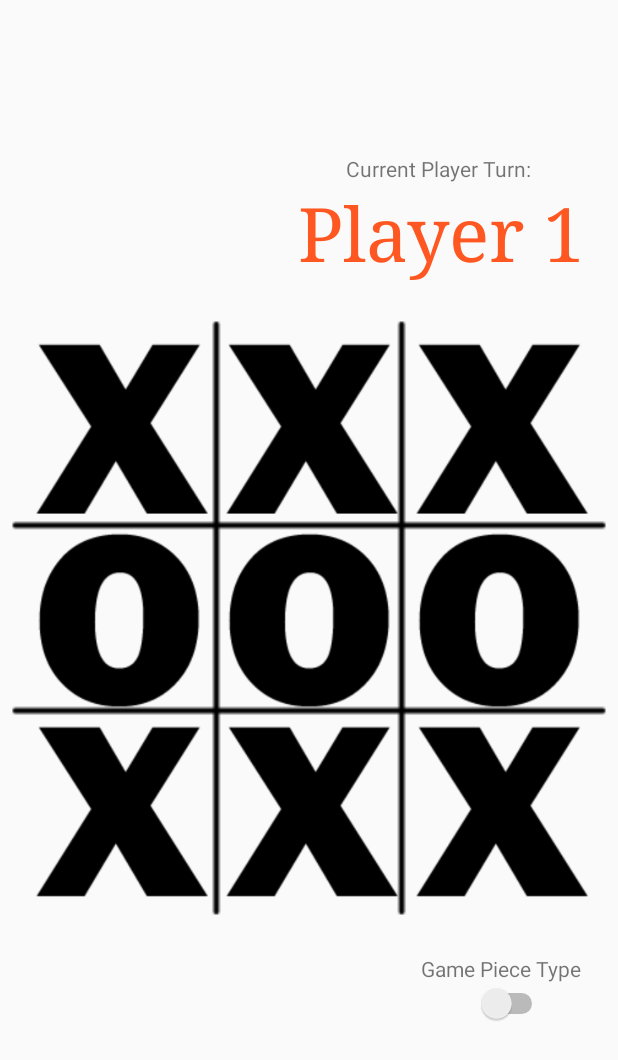
After one commit to dclaxton/4020-Assignment1, an Android app: the layout activity_play_wild.xml on its own in the app's theme, with its tools: preview values and no code run, on a phone screen of 412 x 824 dp. The commit adds this screen. Shown: the top 1060 px of the screen. Run offline under Robolectric (Android 15) with nearby library versions, the phone set to English and light mode, and no system bars.

Commit message:
Wild Card Tic-Tac-Toe started

```diff
--- a/app/src/main/AndroidManifest.xml
+++ b/app/src/main/AndroidManifest.xml
@@ -16,6 +16,7 @@
                 <category android:name="android.intent.category.LAUNCHER" />
             </intent-filter>
         </activity>
+        <activity android:name=".Wild"></activity>
     </application>
 
 </manifest>
--- a/app/src/main/java/csci/apsu/tictactoe/MainActivity.java
+++ b/app/src/main/java/csci/apsu/tictactoe/MainActivity.java
@@ -1,14 +1,33 @@
+/*
+    Authors: Daniel Davis, Dalton Claxton, Peyton White
+    Description: App that has 3 different "Versions" of Tic-Tac-Toe
+ */
+
 package csci.apsu.tictactoe;
 
 import androidx.appcompat.app.AppCompatActivity;
 
+import android.content.Intent;
 import android.os.Bundle;
+import android.view.View;
 
-public class MainActivity extends AppCompatActivity {
+public class MainActivity extends AppCompatActivity implements View.OnClickListener{
 
     @Override
     protected void onCreate(Bundle savedInstanceState) {
         super.onCreate(savedInstanceState);
         setContentView(R.layout.activity_main);
+
+        findViewById(R.id.play_wild_btn).setOnClickListener(this);
+
+    }
+
+
+    /* Let's Play WildCard Tic-Tac-Toe */
+    @Override
+    public void onClick(View view) {
+        if(view.getId() == R.id.play_wild_btn)
+            startActivity(new Intent(getApplicationContext(), Wild.class));
+        return;
     }
 }
--- a/app/src/main/res/layout/activity_main.xml
+++ b/app/src/main/res/layout/activity_main.xml
@@ -6,13 +6,12 @@
     android:layout_height="match_parent"
     tools:context=".MainActivity">
 
-    <TextView
+    <Button
+        android:id="@+id/play_wild_btn"
         android:layout_width="wrap_content"
         android:layout_height="wrap_content"
-        android:text="Hello World!"
+        android:text="Play Wild"
         app:layout_constraintBottom_toBottomOf="parent"
-        app:layout_constraintLeft_toLeftOf="parent"
-        app:layout_constraintRight_toRightOf="parent"
-        app:layout_constraintTop_toTopOf="parent" />
-
+        app:layout_constraintEnd_toEndOf="parent"
+        app:layout_constraintStart_toStartOf="parent" />
 </androidx.constraintlayout.widget.ConstraintLayout>
--- /dev/null
+++ b/app/src/main/res/layout/activity_play_wild.xml
@@ -0,0 +1,214 @@
+<?xml version="1.0" encoding="utf-8"?>
+<androidx.constraintlayout.widget.ConstraintLayout xmlns:android="http://schemas.android.com/apk/res/android"
+    xmlns:app="http://schemas.android.com/apk/res-auto"
+    xmlns:tools="http://schemas.android.com/tools"
+    android:orientation="vertical" android:layout_width="match_parent"
+    android:layout_height="match_parent">
+
+    <TextView
+        android:id="@+id/GameOverText"
+        android:layout_width="wrap_content"
+        android:layout_height="wrap_content"
+        android:text="Game"
+        android:textSize="75sp"
+        android:visibility="gone"
+        android:textColor="#ff0000"
+        app:layout_constraintBottom_toBottomOf="@+id/gridView"
+        app:layout_constraintEnd_toEndOf="parent"
+        app:layout_constraintStart_toStartOf="parent"
+        app:layout_constraintTop_toTopOf="@+id/gridView" />
+
+    <TextView
+        android:id="@+id/ResultsTextView"
+        android:layout_width="wrap_content"
+        android:layout_height="wrap_content"
+        android:text=""
+        android:textColor="#ff0000"
+        android:textSize="60sp"
+        android:visibility="gone"
+        app:layout_constraintBottom_toBottomOf="@+id/gridView"
+        app:layout_constraintEnd_toEndOf="parent"
+        app:layout_constraintStart_toStartOf="parent"
+        app:layout_constraintTop_toBottomOf="@+id/GameOverText" />
+
+    <Button
+        android:id="@+id/restartBtn"
+        android:layout_width="144dp"
+        android:layout_height="64dp"
+        android:text="Restart"
+        android:visibility="gone"
+        app:layout_constraintBottom_toBottomOf="parent"
+        app:layout_constraintEnd_toEndOf="parent"
+        app:layout_constraintHorizontal_bias="0.055"
+        app:layout_constraintStart_toStartOf="parent"
+        app:layout_constraintTop_toTopOf="parent"
+        app:layout_constraintVertical_bias="0.907" />
+
+    <ImageView
+        android:id="@+id/gridView"
+        android:layout_width="match_parent"
+        android:layout_height="match_parent"
+        app:layout_constraintBottom_toBottomOf="parent"
+        app:layout_constraintEnd_toEndOf="parent"
+        app:layout_constraintStart_toStartOf="parent"
+        app:layout_constraintTop_toTopOf="parent"
+        app:srcCompat="@drawable/grid3x3" />
+
+    <Button
+        android:id="@+id/menuBtn"
+        android:layout_width="144dp"
+        android:layout_height="64dp"
+        android:text="Main Menu"
+        android:visibility="gone"
+        app:layout_constraintBottom_toBottomOf="parent"
+        app:layout_constraintEnd_toEndOf="parent"
+        app:layout_constraintHorizontal_bias="0.913"
+        app:layout_constraintStart_toStartOf="parent"
+        app:layout_constraintTop_toTopOf="parent"
+        app:layout_constraintVertical_bias="0.907" />
+
+    <LinearLayout
+        android:id="@+id/linearLayout"
+        android:layout_width="380dp"
+        android:layout_height="385dp"
+        android:orientation="vertical"
+        app:layout_constraintBottom_toBottomOf="@+id/gridView"
+        app:layout_constraintEnd_toEndOf="parent"
+        app:layout_constraintStart_toStartOf="parent"
+        app:layout_constraintTop_toTopOf="parent">
+
+        <LinearLayout
+            android:layout_width="match_parent"
+            android:layout_height="131dp"
+            android:orientation="horizontal">
+
+            <ImageView
+                android:id="@+id/imageView1"
+                android:layout_width="wrap_content"
+                android:layout_height="match_parent"
+                android:layout_weight="1"
+                app:srcCompat="@drawable/piece_x" />
+
+            <ImageView
+                android:id="@+id/imageView2"
+                android:layout_width="wrap_content"
+                android:layout_height="match_parent"
+                android:layout_weight="1"
+                app:srcCompat="@drawable/piece_x" />
+
+            <ImageView
+                android:id="@+id/imageView3"
+                android:layout_width="wrap_content"
+                android:layout_height="match_parent"
+                android:layout_weight="1"
+                app:srcCompat="@drawable/piece_x" />
+        </LinearLayout>
+
+        <LinearLayout
+            android:layout_width="match_parent"
+            android:layout_height="125dp"
+            android:orientation="horizontal">
+
+            <ImageView
+                android:id="@+id/imageView4"
+                android:layout_width="wrap_content"
+                android:layout_height="wrap_content"
+                android:layout_weight="1"
+                app:srcCompat="@drawable/piece_o" />
+
+            <ImageView
+                android:id="@+id/imageView5"
+                android:layout_width="wrap_content"
+                android:layout_height="wrap_content"
+                android:layout_weight="1"
+                app:srcCompat="@drawable/piece_o" />
+
+            <ImageView
+                android:id="@+id/imageView6"
+                android:layout_width="wrap_content"
+                android:layout_height="wrap_content"
+                android:layout_weight="1"
+                app:srcCompat="@drawable/piece_o" />
+        </LinearLayout>
+
+        <LinearLayout
+            android:layout_width="match_parent"
+            android:layout_height="128dp"
+            android:orientation="horizontal">
+
+            <ImageView
+                android:id="@+id/imageView7"
+                android:layout_width="wrap_content"
+                android:layout_height="wrap_content"
+                android:layout_weight="1"
+                app:srcCompat="@drawable/piece_x" />
+
+            <ImageView
+                android:id="@+id/imageView8"
+                android:layout_width="wrap_content"
+                android:layout_height="wrap_content"
+                android:layout_weight="1"
+                app:srcCompat="@drawable/piece_x" />
+
+            <ImageView
+                android:id="@+id/imageView9"
+                android:layout_width="wrap_content"
+                android:layout_height="wrap_content"
+                android:layout_weight="1"
+                app:srcCompat="@drawable/piece_x" />
+        </LinearLayout>
+    </LinearLayout>
+
+    <TextView
+        android:id="@+id/playerTurnText"
+        android:layout_width="wrap_content"
+        android:layout_height="wrap_content"
+        android:layout_marginTop="141dp"
+        android:layout_marginBottom="656dp"
+        android:fontFamily="serif"
+        android:text="Player 1"
+        android:textAppearance="@android:style/TextAppearance"
+        android:textColor="#FF5722"
+        android:textSize="50sp"
+        app:layout_constraintBottom_toBottomOf="parent"
+        app:layout_constraintEnd_toEndOf="parent"
+        app:layout_constraintHorizontal_bias="0.9"
+        app:layout_constraintStart_toStartOf="parent"
+        app:layout_constraintTop_toTopOf="@+id/gridView" />
+
+    <TextView
+        android:id="@+id/textView2"
+        android:layout_width="wrap_content"
+        android:layout_height="wrap_content"
+        android:text="Current Player Turn:"
+        app:layout_constraintBottom_toTopOf="@+id/playerTurnText"
+        app:layout_constraintEnd_toEndOf="parent"
+        app:layout_constraintHorizontal_bias="0.798"
+        app:layout_constraintStart_toStartOf="parent"
+        app:layout_constraintTop_toTopOf="parent"
+        app:layout_constraintVertical_bias="1.0" />
+
+    <Switch
+        android:id="@+id/gamePieceSwitch"
+        android:layout_width="61dp"
+        android:layout_height="19dp"
+        app:layout_constraintBottom_toBottomOf="@+id/gridView"
+        app:layout_constraintEnd_toEndOf="parent"
+        app:layout_constraintHorizontal_bias="0.867"
+        app:layout_constraintStart_toStartOf="parent"
+        app:layout_constraintTop_toBottomOf="@+id/textView4"
+        app:layout_constraintVertical_bias="0.0" />
+
+    <TextView
+        android:id="@+id/textView4"
+        android:layout_width="wrap_content"
+        android:layout_height="wrap_content"
+        android:text="Game Piece Type"
+        app:layout_constraintBottom_toBottomOf="parent"
+        app:layout_constraintEnd_toEndOf="parent"
+        app:layout_constraintHorizontal_bias="0.922"
+        app:layout_constraintStart_toStartOf="parent"
+        app:layout_constraintTop_toBottomOf="@+id/linearLayout"
+        app:layout_constraintVertical_bias="0.157" />
+
+</androidx.constraintlayout.widget.ConstraintLayout>
```
Also changed, not shown: app/src/main/res/drawable/empty.png (added), app/src/main/res/drawable/grid3x3.png (added), app/src/main/res/drawable/piece_o.png (added), app/src/main/res/drawable/piece_x.png (added).
